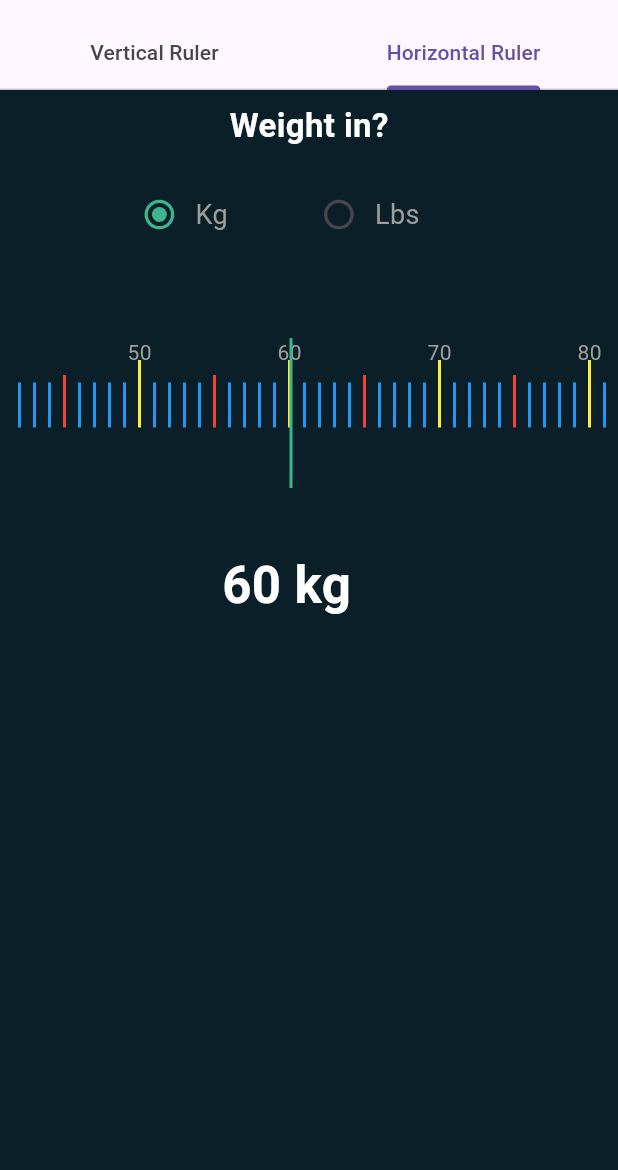
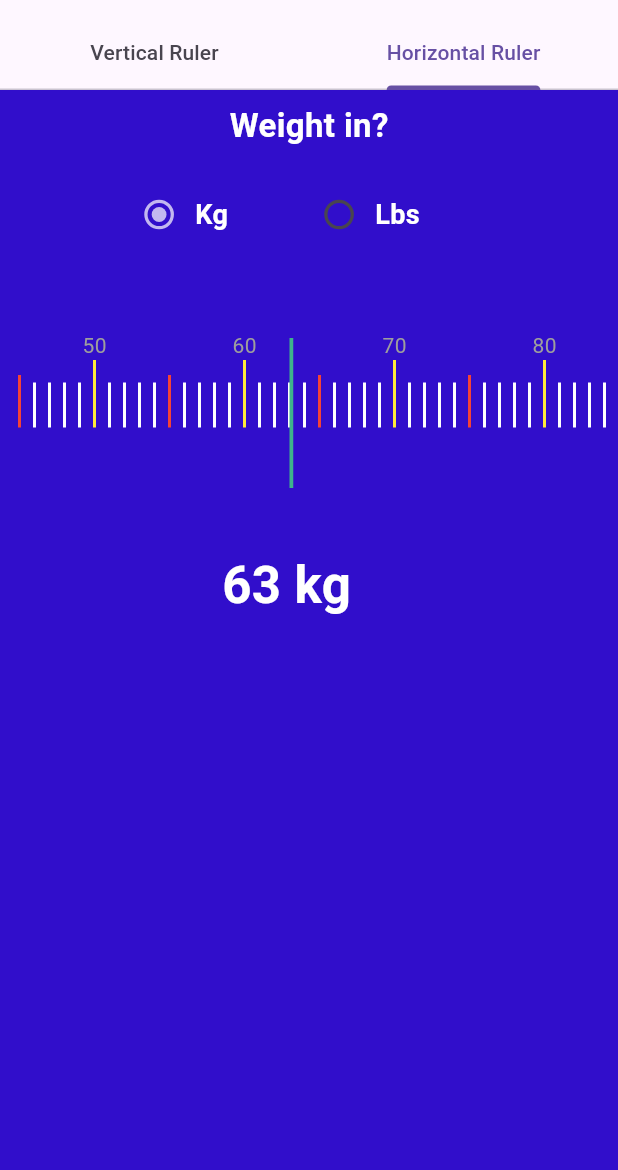
Before and after one commit to smsaboor/flutter_unit_ruler, a Flutter app: the screen it shows after launch, tab 2 chosen, on a phone screen of 412 x 824 dp, the part 66-1236 px from its top. Run offline on Flutter 3.47's test engine with Material 3 defaults, Android fonts, the phone set to English and light mode, and no system bars.

```diff
--- a/example/lib/main.dart
+++ b/example/lib/main.dart
@@ -4,6 +4,9 @@ import 'package:flutter_unit_ruler/scale_interval.dart';
 import 'package:flutter_unit_ruler/scale_unit.dart';
 import 'package:flutter_unit_ruler/scale_controller.dart';
 import 'package:flutter_unit_ruler/scale_line.dart';
+
+const darkThemeColor = Color(0xff310ecb);
+const lightThemeColor = Color(0xffdce2e5);
 
 void main() {
   WidgetsFlutterBinding.ensureInitialized();
@@ -33,8 +36,7 @@ class _HomePageState extends State<HomePage> {
   String heightUnit = 'Ft';
   String weightUnit = 'Kg';
   bool isDarkTheme = true;
-  final darkThemeColor = const Color(0xFF0b1f28);
-  final lightThemeColor = const Color(0xffdce2e5);
+
 
   void setRange(String? value) => setState(() => heightUnit = value!);
 
@@ -84,7 +86,7 @@ class _HomePageState extends State<HomePage> {
                             scale: 1.1,
                             child: Radio<String>(
                               value: unit,
-                              activeColor: const Color(0xFF3EB48C),
+                              activeColor: Colors.white70,
                               groupValue: heightUnit,
                               onChanged: setRange,
                             ),
@@ -93,7 +95,8 @@ class _HomePageState extends State<HomePage> {
                             unit,
                             style: TextStyle(
                               fontSize: 18,
-                              color: isDarkTheme ? Colors.grey : Colors.black54,
+                              fontWeight: FontWeight.bold,
+                              color: isDarkTheme ? Colors.white : Colors.black54,
                             ),
                           ),
                           const SizedBox(width: 50),
@@ -133,7 +136,7 @@ class _HomePageState extends State<HomePage> {
                             scale: 1.1,
                             child: Radio<String>(
                               value: unit,
-                              activeColor: const Color(0xFF3EB48C),
+                              activeColor: Colors.white70,
                               groupValue: weightUnit,
                               onChanged: setWeightUnit,
                             ),
@@ -142,7 +145,8 @@ class _HomePageState extends State<HomePage> {
                             unit,
                             style: TextStyle(
                               fontSize: 18,
-                              color: isDarkTheme ? Colors.grey : Colors.black54,
+                              fontWeight: FontWeight.bold,
+                              color: isDarkTheme ? Colors.white : Colors.black54,
                             ),
                           ),
                           const SizedBox(width: 50),
@@ -175,16 +179,14 @@ class HeightInInches extends StatefulWidget {
 }
 
 class _HeightInInchesState extends State<HeightInInches> {
-  double currentHeight = 60.0;
+  double currentHeightInInches = 68.0;
   late final ScaleController _unitController;
-  final darkThemeColor = const Color(0xFF0b1f28);
-  final lightThemeColor = const Color(0xffdce2e5);
   late final ScaleUnit _scaleUnit;
 
   @override
   void initState() {
     _scaleUnit = UnitType.length.inch;
-    _unitController = ScaleController(value: currentHeight);
+    _unitController = ScaleController(value: currentHeightInInches);
     super.initState();
   }
 
@@ -222,14 +224,14 @@ class _HeightInInchesState extends State<HeightInInches> {
             scaleIntervalTextPosition: 10,
             scaleIntervalStyles: const [
               ScaleIntervalStyle(
-                  color: Colors.green, width: 35, height: 2, scale: -1),
+                  color: Colors.white70, width: 35, height: 2, scale: -1),
               ScaleIntervalStyle(
-                  color: Colors.blue, width: 55, height: 2.5, scale: 0),
+                  color: Colors.yellow, width: 55, height: 2.5, scale: 0),
               ScaleIntervalStyle(
                   color: Colors.redAccent, width: 40, height: 2, scale: 6),
             ],
             onValueChanged: (value) =>
-                setState(() => currentHeight = value.toDouble()),
+                setState(() => currentHeightInInches = value.toDouble()),
           ),
         ),
         Positioned(
@@ -237,7 +239,7 @@ class _HeightInInchesState extends State<HeightInInches> {
           left: 150,
           top: 130,
           child: Text(
-            "${_formatFeetAndInches(currentHeight)} ${_scaleUnit.symbol}",
+            "${_formatFeetAndInches(currentHeightInInches)} ${_scaleUnit.symbol}",
             style: TextStyle(
                 fontSize: 30,
                 fontWeight: FontWeight.w600,
@@ -272,14 +274,14 @@ class HeightInCm extends StatefulWidget {
 }
 
 class HeightInCmState extends State<HeightInCm> {
-  double currentHeight = 152.0;
+  double currentHeightInCentimeter = 152.0;
   late ScaleController _unitController;
   late final ScaleUnit _scaleUnit;
 
   @override
   void initState() {
     _scaleUnit = UnitType.length.centimeter;
-    _unitController = ScaleController(value: currentHeight);
+    _unitController = ScaleController(value: currentHeightInCentimeter);
     super.initState();
   }
 
@@ -297,7 +299,7 @@ class HeightInCmState extends State<HeightInCm> {
             scaleUnit: _scaleUnit,
             controller: _unitController,
             scrollDirection: Axis.vertical,
-            backgroundColor: themeColor,
+            backgroundColor: darkThemeColor,
             scaleAlignment: Alignment.topLeft,
             scalePadding: const EdgeInsets.only(left: 0, right: 10, top: 110),
             scaleMargin: 120,
@@ -317,19 +319,19 @@ class HeightInCmState extends State<HeightInCm> {
               ScaleIntervalStyle(
                   color: const Color(0xFFBCC2CB), width: 35, height: 2, scale: -1),
               ScaleIntervalStyle(
-                  color: Colors.blue, width: 50, height: 2.5, scale: 0),
+                  color: Colors.limeAccent, width: 50, height: 2.5, scale: 0),
               ScaleIntervalStyle(
                   color: const Color(0xFFBCC2CB), width: 40, height: 2, scale: 5),
             ],
             onValueChanged: (value) =>
-                setState(() => currentHeight = value.toDouble()),
+                setState(() => currentHeightInCentimeter = value.toDouble()),
           ),
         ),
         Positioned(
           bottom: 310,
           left: 190,
           child: Text(
-            "${currentHeight.toInt()} ${_scaleUnit.symbol}",
+            "${currentHeightInCentimeter.toInt()} ${_scaleUnit.symbol}",
             style: TextStyle(
               fontSize: 28,
               fontWeight: FontWeight.w600,
@@ -359,16 +361,14 @@ class WeightInKg extends StatefulWidget {
 }
 
 class _WeightInKgState extends State<WeightInKg> {
-  double currentWeight = 60.0;
+  double currentWeightInKilogram = 63.0;
   late final ScaleController _unitController;
-  final darkThemeColor = const Color(0xFF0b1f28);
-  final lightThemeColor = const Color(0xffdce2e5);
   late final ScaleUnit _scaleUnit;
 
   @override
   void initState() {
     _scaleUnit = UnitType.weight.kilogram;
-    _unitController = ScaleController(value: currentWeight);
+    _unitController = ScaleController(value: currentWeightInKilogram);
     super.initState();
   }
 
@@ -392,23 +392,23 @@ class _WeightInKgState extends State<WeightInKg> {
               scalePadding: const EdgeInsets.only(
                   left: rulerMarkerPositionLeft, right: 0, top: 0, bottom: 40),
               scaleMarker: Container(
-                  height: 130, width: 2, color: const Color(0xFF3EB48C)),
+                  height: 130, width: 2.5, color: const Color(0xFF3EB48C)),
               scaleMarkerPositionTop: 0,
               scaleMarkerPositionLeft: rulerMarkerPositionLeft + 5,
               scaleAlignment: Alignment.bottomCenter,
               scaleIntervalText: (index, value) => value.toInt().toString(),
               scaleIntervalTextStyle: TextStyle(color: textColor, fontSize: 14),
-              scaleIntervalTextPosition: 40,
+              scaleIntervalTextPosition: 45,
               scaleIntervalStyles: const [
                 ScaleIntervalStyle(
-                    color: Colors.blue, width: 2, height: 30, scale: -1),
+                    color: Colors.white, width: 2, height: 30, scale: -1),
                 ScaleIntervalStyle(
                     color: Colors.red, width: 2, height: 35, scale: 5),
                 ScaleIntervalStyle(
                     color: Colors.yellow, width: 2, height: 45, scale: 0),
               ],
               onValueChanged: (value) =>
-                  setState(() => currentWeight = value.toDouble()),
+                  setState(() => currentWeightInKilogram = value.toDouble()),
               width: MediaQuery.of(context).size.width,
               height: 90,
               scaleMargin: 9,
@@ -419,7 +419,7 @@ class _WeightInKgState extends State<WeightInKg> {
           bottom: 10,
           left: 140,
           child: Text(
-            "${currentWeight.toInt()} ${_scaleUnit.symbol}",
+            "${currentWeightInKilogram.toInt()} ${_scaleUnit.symbol}",
             style: TextStyle(
               fontSize: 34,
               fontWeight: FontWeight.w600,
@@ -442,14 +442,12 @@ class WeightInLbs extends StatefulWidget {
 }
 
 class _WeightInLbsState extends State<WeightInLbs> {
-  double currentWeight = 60.0;
+  double currentWeightInPound = 56.0;
   late final ScaleController _unitController;
-  final darkThemeColor = const Color(0xFF0b1f28);
-  final lightThemeColor = const Color(0xffdce2e5);
 
   @override
   void initState() {
-    _unitController = ScaleController(value: currentWeight);
+    _unitController = ScaleController(value: currentWeightInPound);
     super.initState();
   }
 
@@ -492,21 +490,21 @@ class _WeightInLbsState extends State<WeightInLbs> {
             scaleIntervalTextPosition: 50,
             scaleIntervalStyles: const [
               ScaleIntervalStyle(
-                  color: Colors.grey, width: 2, height: 35, scale: -1),
+                  color: Colors.lightGreenAccent, width: 2, height: 35, scale: -1),
               ScaleIntervalStyle(
-                  color: Colors.grey, width: 2, height: 35, scale: 5),
+                  color: Colors.lightGreenAccent, width: 2, height: 35, scale: 5),
               ScaleIntervalStyle(
-                  color: Colors.grey, width: 2, height: 45, scale: 0)
+                  color: Colors.red, width: 2, height: 45, scale: 0)
             ],
             onValueChanged: (value) =>
-                setState(() => currentWeight = value.toDouble()),
+                setState(() => currentWeightInPound = value.toDouble()),
           ),
         ),
         Positioned(
           bottom: 90,
           left: 170,
           child: Text(
-            "${currentWeight.toInt()} lbs",
+            "${currentWeightInPound.toInt()} lbs",
             style: TextStyle(
               fontSize: 24,
               fontWeight: FontWeight.w600,
--- a/pubspec.yaml
+++ b/pubspec.yaml
@@ -1,6 +1,6 @@
 name: flutter_unit_ruler
 description: A Digital ruler for measuring various units like weight (kg, lbs) and length (ft, cm, meter, km), perfect for construction, fitness, and educational apps..
-version: 0.0.18
+version: 0.0.19
 homepage: https://github.com/smsaboor/flutter_unit_ruler.git
 
 environment:
```
Also changed, not shown: h_ruler.gif, v_ruler.gif, 1 other file.
